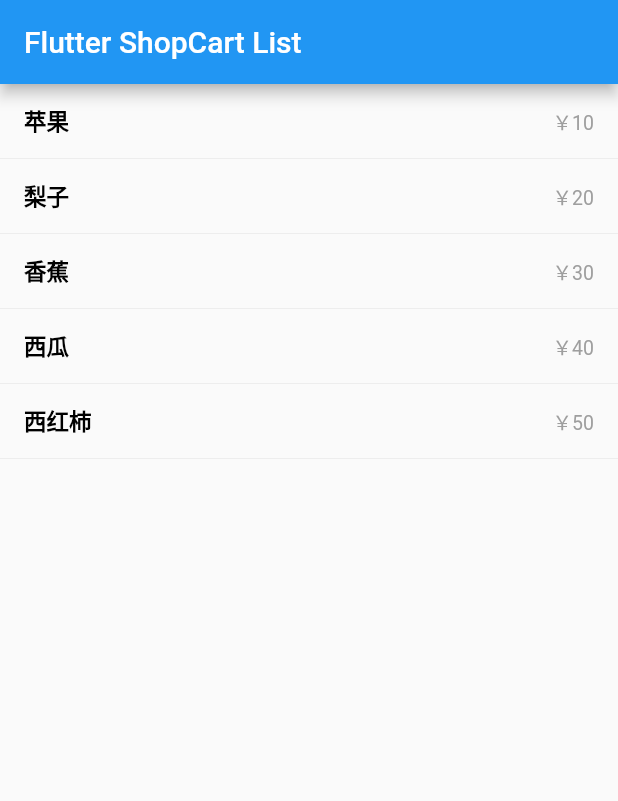
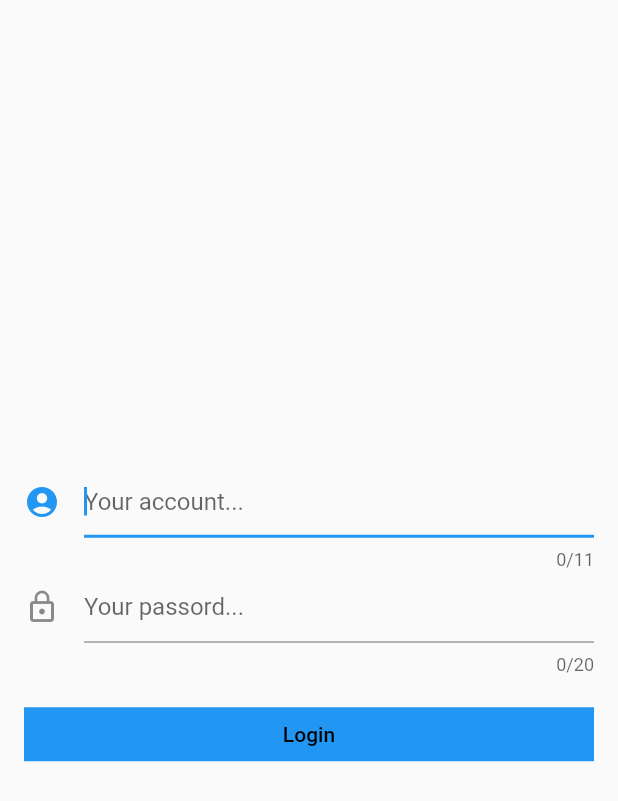
Before and after one commit to ljunb/myflutterapp, a Flutter app: the screen it shows after launch, on a phone screen of 412 x 824 dp. Shown: the top 801 px of the screen. Run offline on Flutter 3.47's test engine with Material 2 defaults, Android fonts, the phone set to English and light mode, and no system bars.

Commit message:
Add login screen and config routes

```diff
--- /dev/null
+++ b/lib/login.dart
@@ -0,0 +1,99 @@
+import 'package:flutter/material.dart';
+
+class LoginPage extends StatefulWidget {
+  LoginPage({Key key}) : super(key: key);
+
+  @override
+  _LoginPageState createState() => new _LoginPageState();
+}
+
+class _LoginPageState extends State<LoginPage> {
+  final TextEditingController _accountController = new TextEditingController();
+  final TextEditingController _passwordController = new TextEditingController();
+
+  void _handleLogin() {
+    // 做个简单的校验
+    if (_accountController.text.length != 11) {
+      _showDialog("Your account's length must be 11!");
+      return;
+    } else if (_passwordController.text.length < 6 || _passwordController.text.length > 20) {
+      _showDialog("Your password's length must more than 6 and less than 20!");
+      return;
+    }
+    // 进入主页面
+    Navigator.of(context).pushNamed('/shopcart');
+  }
+
+  // 弹框提示
+  void _showDialog(String msg) {
+    showDialog<Null>(
+      context: context,
+      child: new AlertDialog(
+        content: new Text(msg),
+        actions: <Widget>[
+          new FlatButton(
+            onPressed: () {
+              Navigator.pop(context);
+            },
+            child: new Text('Sure'),
+          )
+        ],
+      )
+    );
+  }
+
+  @override
+    Widget build(BuildContext context) {
+      return new Scaffold(
+        body: new Center(
+          child: new Column(
+            mainAxisAlignment: MainAxisAlignment.center,
+            children: <Widget>[
+              new Container(
+                padding: const EdgeInsets.fromLTRB(16.0, 0.0, 16.0, 0.0),
+                margin: const EdgeInsets.only(bottom: 15.0),
+                child: new Column(
+                  children: <Widget>[
+                    new TextField(
+                      controller: _accountController,
+                      maxLength: 11,
+                      autofocus: true,
+                      decoration: new InputDecoration(
+                        icon: new Icon(Icons.account_circle),
+                        hintText: 'Your account...'
+                      ),
+                    ),
+                    new TextField(
+                      controller: _passwordController,
+                      obscureText: true,
+                      maxLength: 20,
+                      onSubmitted: (text) { _handleLogin(); },
+                      decoration: new InputDecoration(
+                        icon: new Icon(Icons.lock_outline),
+                        hintText: 'Your passord...'
+                      ),
+                    )
+                  ],
+                ),
+              ),
+              new FlatButton(
+                child: new Container(
+                  padding: const EdgeInsets.only(top: 10.0, bottom: 10.0),
+                  decoration: new BoxDecoration(
+                    color: Theme.of(context).accentColor
+                  ),
+                  child: new Center(
+                    child: new Text(
+                      'Login',
+                      style: new TextStyle(color: const Color(0xff000000)),
+                    ),
+                  ),
+                ),
+                onPressed: _handleLogin,
+              )
+            ],
+          )
+        )
+      );
+    }
+}
--- a/lib/main.dart
+++ b/lib/main.dart
@@ -1,4 +1,6 @@
 import 'package:flutter/material.dart';
+import 'package:myflutterapp/login.dart';
+import 'package:myflutterapp/shopcart.dart';
 
 void main() => runApp(new MyApp());
 
@@ -11,72 +13,11 @@ class MyApp extends StatelessWidget {
       theme: new ThemeData(
         primarySwatch: Colors.blue,
       ),
-      home: new MyHomePage(title: 'Flutter ShopCart List'),
+      home: new LoginPage(),
+      routes: <String, WidgetBuilder>{
+        '/login': (BuildContext context) => new LoginPage(),
+        '/shopcart': (BuildContext context) => new ShopCartPage(),
+      },
     );
   }
 }
-
-class MyHomePage extends StatefulWidget {
-  MyHomePage({Key key, this.title}) : super(key: key);
-
-  final String title;
-
-  @override
-  _MyHomePageState createState() => new _MyHomePageState();
-}
-
-class _MyHomePageState extends State<MyHomePage> {
-  var data = [
-    {'name': '苹果', 'price': 10},
-    {'name': '梨子', 'price': 20},
-    {'name': '香蕉', 'price': 30},
-    {'name': '西瓜', 'price': 40},
-    {'name': '西红柿', 'price': 50}
-  ];
-
-  @override
-  Widget build(BuildContext context) {
-    return new Scaffold(
-      appBar: new AppBar(
-        title: new Text(widget.title),
-      ),
-      body: new Center(
-        child: new ListView.builder(
-          itemCount: data.length,
-          itemBuilder: (context, int index) {
-            var fruit = data[index];
-            return new Container(
-              padding: new EdgeInsets.fromLTRB(16.0, 0.0, 16.0, 0.0),
-              height: 50.0,
-              decoration: const BoxDecoration(
-                border: const Border(
-                  bottom: const BorderSide(width: 0.1, color: Colors.grey)
-                )
-              ),
-              child: new Row(
-                mainAxisAlignment: MainAxisAlignment.spaceBetween,
-                children: <Widget>[
-                  new Text(
-                    fruit['name'],
-                    style: new TextStyle(
-                      fontSize: 15.0,
-                      fontWeight: FontWeight.bold,
-                      color: Colors.black,
-                    ),
-                  ),
-                  new Text(
-                    '￥' + fruit['price'].toString(),
-                    style: new TextStyle(
-                      fontSize: 13.0,
-                      color: Colors.grey
-                    ),
-                  )
-                ],
-              ),
-            );
-          },
-        ),
-      ),
-    );
-  }
-}
```
Also changed, not shown: lib/shopcart.dart (added, +109 -0 lines).
